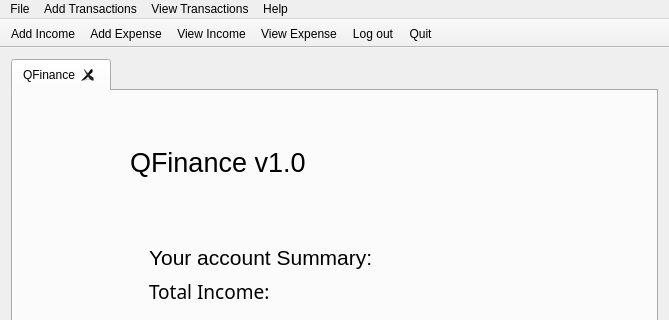
Before: the Qt Designer form mainwindow.ui in m-muhsin/QFinance, drawn with Qt 5; both pictures show x 0 to 669 and y 0 to 320 of the 669 by 482 pixel window.
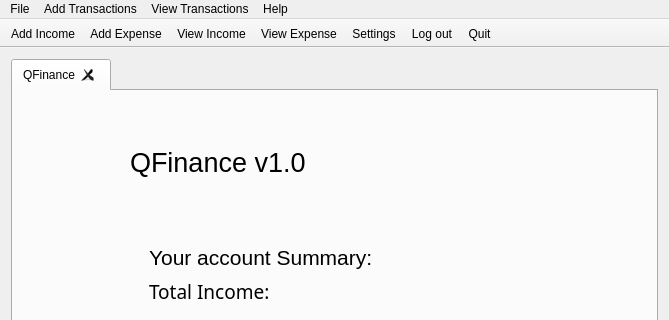
After: the same form once the commit is applied. Icons and pictures are not drawn.

Commit message: Initialized int values in the CalculatorModel, Added Settings to the Toolbar. This is the version submitted to Plymouth.

The edit to the form file:
```diff
--- a/mainwindow.ui
+++ b/mainwindow.ui
@@ -363,6 +363,7 @@
    <addaction name="actionAdd_Expense"/>
    <addaction name="actionView_Income"/>
    <addaction name="actionView_Expense"/>
+   <addaction name="actionSettings"/>
    <addaction name="actionLog_out"/>
    <addaction name="actionQuit"/>
   </widget>
```
The commit also changes 1 other file.
